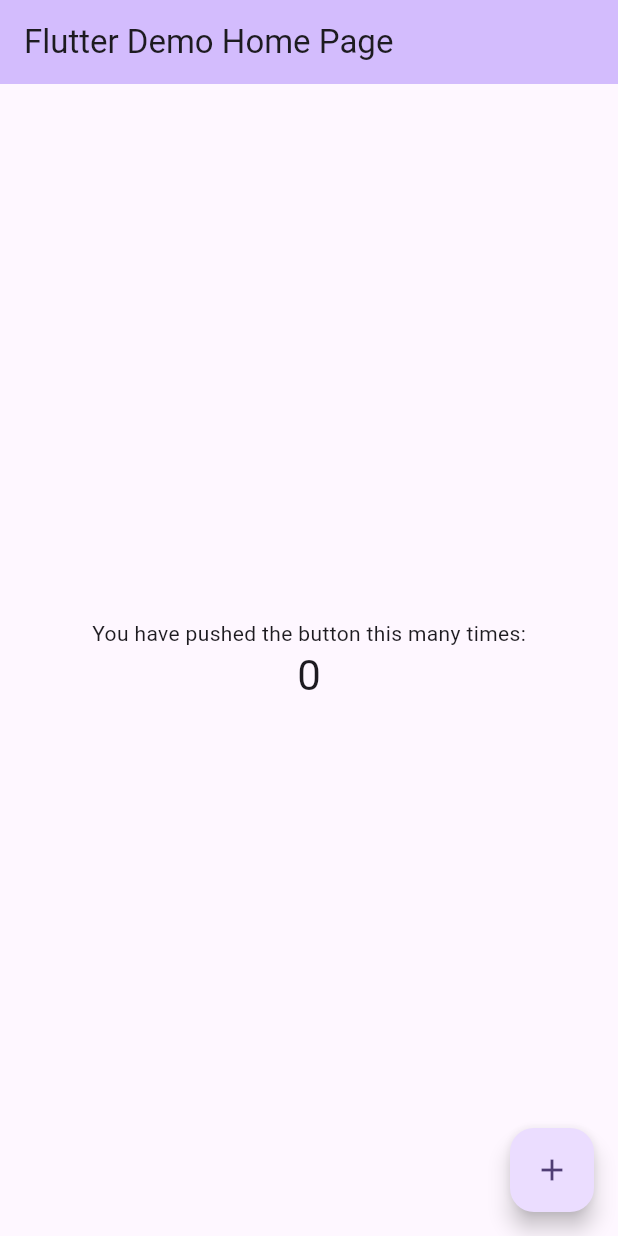
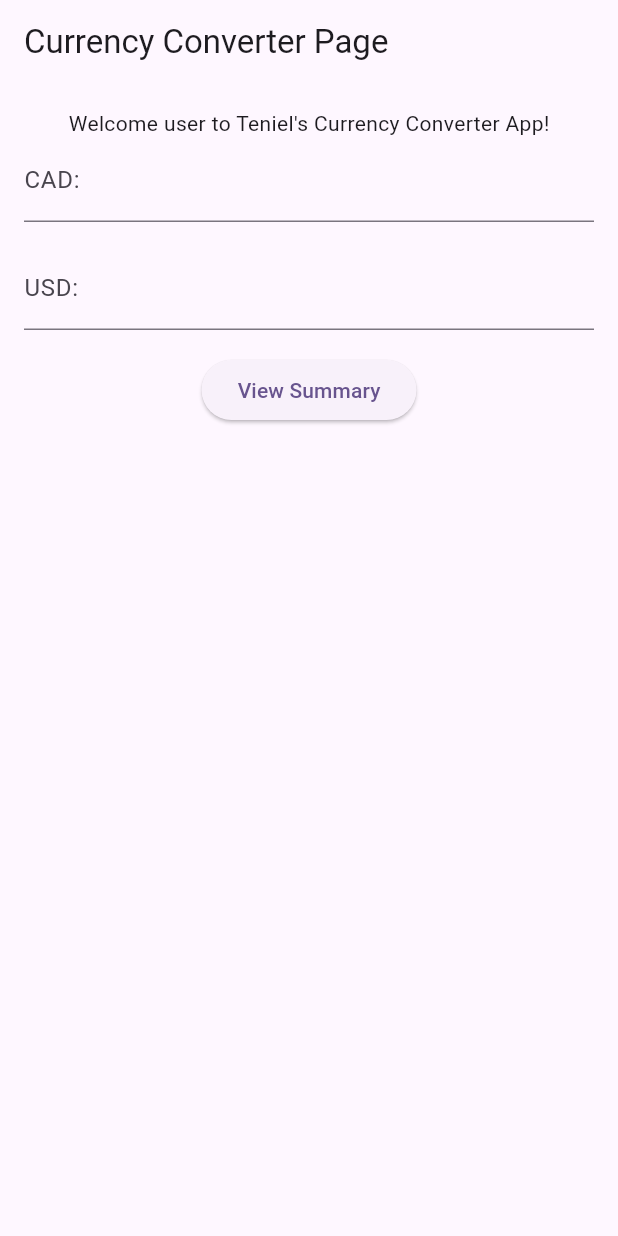
Before and after one commit to TenielS-E/comp3097_ex10_101249879, a Flutter app: the screen it shows after launch, on a phone screen of 412 x 824 dp. Run offline on Flutter 3.47's test engine with Material 3 defaults, Android fonts, the phone set to English and light mode, and no system bars.

Commit message:
main screen created

```diff
--- a/lib/main.dart
+++ b/lib/main.dart
@@ -11,112 +11,100 @@ class MyApp extends StatelessWidget {
   @override
   Widget build(BuildContext context) {
     return MaterialApp(
-      title: 'Flutter Demo',
+      title: 'Flutter Currency Converter',
       theme: ThemeData(
-        // This is the theme of your application.
-        //
-        // TRY THIS: Try running your application with "flutter run". You'll see
-        // the application has a purple toolbar. Then, without quitting the app,
-        // try changing the seedColor in the colorScheme below to Colors.green
-        // and then invoke "hot reload" (save your changes or press the "hot
-        // reload" button in a Flutter-supported IDE, or press "r" if you used
-        // the command line to start the app).
-        //
-        // Notice that the counter didn't reset back to zero; the application
-        // state is not lost during the reload. To reset the state, use hot
-        // restart instead.
-        //
-        // This works for code too, not just values: Most code changes can be
-        // tested with just a hot reload.
         colorScheme: ColorScheme.fromSeed(seedColor: Colors.deepPurple),
       ),
-      home: const MyHomePage(title: 'Flutter Demo Home Page'),
+      home: const MainPage(),
     );
   }
 }
 
-class MyHomePage extends StatefulWidget {
-  const MyHomePage({super.key, required this.title});
-
-  // This widget is the home page of your application. It is stateful, meaning
-  // that it has a State object (defined below) that contains fields that affect
-  // how it looks.
-
-  // This class is the configuration for the state. It holds the values (in this
-  // case the title) provided by the parent (in this case the App widget) and
-  // used by the build method of the State. Fields in a Widget subclass are
-  // always marked "final".
-
-  final String title;
+class MainPage extends StatefulWidget {
+  const MainPage({super.key});
 
   @override
-  State<MyHomePage> createState() => _MyHomePageState();
+  State<MainPage> createState() => _MainPageState();
 }
 
-class _MyHomePageState extends State<MyHomePage> {
-  int _counter = 0;
+class _MainPageState extends State<MainPage> {
+  final TextEditingController _cadCon = TextEditingController();
+  final TextEditingController _usdCon = TextEditingController();
+  final double rate = 1.35;
 
-  void _incrementCounter() {
-    setState(() {
-      // This call to setState tells the Flutter framework that something has
-      // changed in this State, which causes it to rerun the build method below
-      // so that the display can reflect the updated values. If we changed
-      // _counter without calling setState(), then the build method would not be
-      // called again, and so nothing would appear to happen.
-      _counter++;
-    });
+  void _convertToCAD(String val) {
+    if (val.isNotEmpty){
+      double usd = double.tryParse(val) ?? 0;
+      _cadCon.text = (usd * rate).toStringAsFixed(2);
+    }
+  }
+
+  void _convertToUSD(String val) {
+    if (val.isNotEmpty){
+      double cad = double.tryParse(val) ?? 0;
+      _cadCon.text = (cad / rate).toStringAsFixed(2);
+    }
+  }
+
+  void _navigateToSummaryPage () {
+    Navigator.push(
+      context,
+      MaterialPageRoute(
+        builder: (context) => SummaryPage(/*data needed*/)
+      )
+    );
   }
 
   @override
   Widget build(BuildContext context) {
-    // This method is rerun every time setState is called, for instance as done
-    // by the _incrementCounter method above.
-    //
-    // The Flutter framework has been optimized to make rerunning build methods
-    // fast, so that you can just rebuild anything that needs updating rather
-    // than having to individually change instances of widgets.
     return Scaffold(
-      appBar: AppBar(
-        // TRY THIS: Try changing the color here to a specific color (to
-        // Colors.amber, perhaps?) and trigger a hot reload to see the AppBar
-        // change color while the other colors stay the same.
-        backgroundColor: Theme.of(context).colorScheme.inversePrimary,
-        // Here we take the value from the MyHomePage object that was created by
-        // the App.build method, and use it to set our appbar title.
-        title: Text(widget.title),
-      ),
-      body: Center(
-        // Center is a layout widget. It takes a single child and positions it
-        // in the middle of the parent.
+      appBar: AppBar(title: Text("Currency Converter Page")),
+      body: Padding(padding: const EdgeInsets.all(16.0),
         child: Column(
-          // Column is also a layout widget. It takes a list of children and
-          // arranges them vertically. By default, it sizes itself to fit its
-          // children horizontally, and tries to be as tall as its parent.
-          //
-          // Column has various properties to control how it sizes itself and
-          // how it positions its children. Here we use mainAxisAlignment to
-          // center the children vertically; the main axis here is the vertical
-          // axis because Columns are vertical (the cross axis would be
-          // horizontal).
-          //
-          // TRY THIS: Invoke "debug painting" (choose the "Toggle Debug Paint"
-          // action in the IDE, or press "p" in the console), to see the
-          // wireframe for each widget.
-          mainAxisAlignment: MainAxisAlignment.center,
-          children: <Widget>[
-            const Text('You have pushed the button this many times:'),
-            Text(
-              '$_counter',
-              style: Theme.of(context).textTheme.headlineMedium,
+          children: [
+            Text("Welcome user to Teniel's Currency Converter App!"),
+            TextField(
+              controller: _cadCon,
+              keyboardType: TextInputType.numberWithOptions(decimal: true),
+              decoration: InputDecoration(label: Text('CAD: ')),
+              onChanged: _convertToUSD,
             ),
+            SizedBox(height: 16,),
+            TextField(
+              controller: _usdCon,
+              keyboardType: TextInputType.numberWithOptions(decimal: true),
+              decoration: InputDecoration(label: Text('USD: ')),
+              onChanged: _convertToCAD,
+            ),
+            SizedBox(height: 16,),
+            ElevatedButton(onPressed: _navigateToSummaryPage, child: Text("View Summary")),
           ],
         ),
       ),
-      floatingActionButton: FloatingActionButton(
-        onPressed: _incrementCounter,
-        tooltip: 'Increment',
-        child: const Icon(Icons.add),
-      ), // This trailing comma makes auto-formatting nicer for build methods.
     );
   }
 }
+
+class SummaryPage extends StatelessWidget {
+  const SummaryPage({super.key});
+
+  @override
+  Widget build(BuildContext context) {
+    return Scaffold(
+      appBar: AppBar(title: Text("Currency Summary Page")),
+      body: Center(
+        child: Column(
+          children: [
+            Text("placeholder", style: TextStyle(fontSize: 20),),
+            ElevatedButton(
+              onPressed: () {
+                Navigator.pop(context);
+              },
+              child: Text('Go Back')
+            )
+          ],
+        ),
+      ),
+    );
+  }
+}
```
